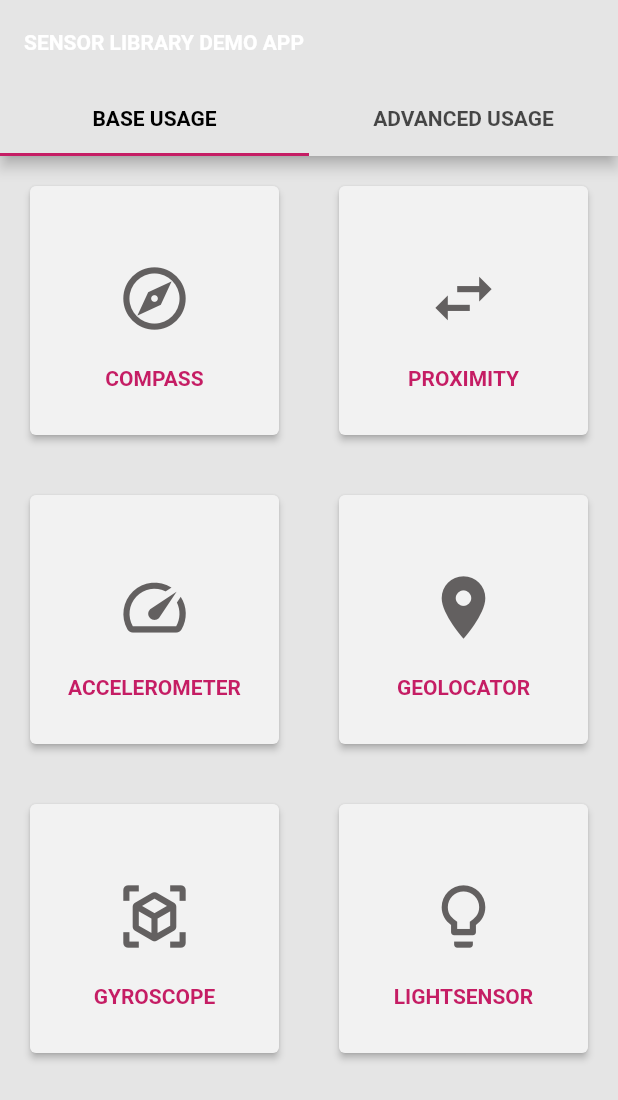
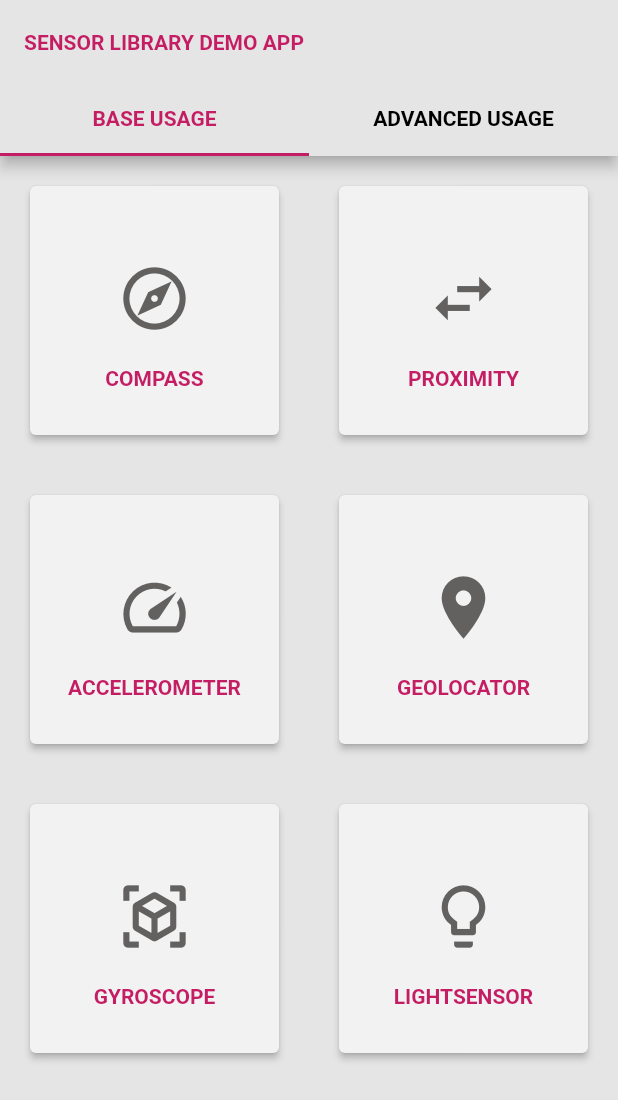
Before and after one commit to hraschan/flutter_sensor_libary_app, a Flutter app: the screen it shows after launch, on a phone screen of 412 x 824 dp. Shown: the top 1100 px of the screen. Run offline on Flutter 3.47's test engine with Material 2 defaults, Android fonts, the phone set to English and light mode, and no system bars; our stand-ins replace flutter_map, latlong2, weather_icons; missing offline and left inert: sensor_library.

Commit message:
updated Tabbar Colors

```diff
--- a/lib/main.dart
+++ b/lib/main.dart
@@ -8,6 +8,7 @@ import 'package:sensor_libary_test_app/routes/kompass_route.dart';
 import 'package:sensor_libary_test_app/routes/lightsensor_route.dart';
 import 'package:sensor_libary_test_app/routes/proximitiy_route.dart';
 import 'package:sensor_libary_test_app/routes/weather_route.dart';
+import 'package:sensor_libary_test_app/themes/custom_colors.dart';
 import 'themes/custom_theme.dart';
 import 'widgets/overview_button_widget.dart';
 
@@ -52,13 +53,15 @@ class _MyHomePageState extends State<MyHomePage> {
                   Tab(text: "Advanced Usage".toUpperCase())
                 ],
                 indicatorColor: Theme.of(context).indicatorColor,
-                labelColor: Colors.black,
+                labelColor: Theme.of(context).indicatorColor,
+                unselectedLabelColor: Colors.black,
                 labelStyle: const TextStyle(fontWeight: FontWeight.bold),
               ),
               title: Text(widget.title),
               backgroundColor: Theme.of(context).backgroundColor,
-              titleTextStyle: const TextStyle(fontWeight: FontWeight.bold),
-              foregroundColor: Theme.of(context).primaryColor,
+              titleTextStyle: const TextStyle(
+                  fontWeight: FontWeight.bold, color: PrimaryColor),
+              foregroundColor: Theme.of(context).primaryColorDark,
             ),
             body: TabBarView(children: [
               GridView.count(
```
